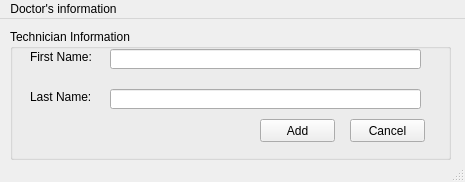
Above: Screens/Admin AddTechnician.ui from RaahimHash/DBMS-Project-UHU-Clinic before the change. Below: the same form after it.
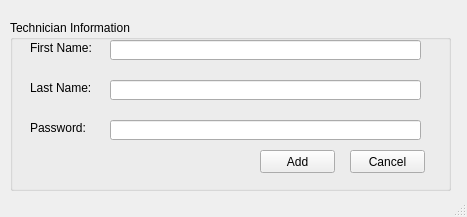
That is the form after the change.

What changed in the file:
```diff
--- a/Screens/Admin AddTechnician.ui
+++ b/Screens/Admin AddTechnician.ui
@@ -6,8 +6,8 @@
    <rect>
     <x>0</x>
     <y>0</y>
-    <width>465</width>
-    <height>182</height>
+    <width>467</width>
+    <height>217</height>
    </rect>
   </property>
   <property name="windowTitle">
@@ -18,9 +18,9 @@
     <property name="geometry">
      <rect>
       <x>10</x>
-      <y>10</y>
+      <y>20</y>
       <width>441</width>
-      <height>131</height>
+      <height>171</height>
      </rect>
     </property>
     <property name="title">
@@ -69,7 +69,7 @@
      <property name="geometry">
       <rect>
        <x>250</x>
-       <y>90</y>
+       <y>130</y>
        <width>75</width>
        <height>23</height>
       </rect>
@@ -82,7 +82,7 @@
      <property name="geometry">
       <rect>
        <x>340</x>
-       <y>90</y>
+       <y>130</y>
        <width>75</width>
        <height>23</height>
       </rect>
@@ -104,24 +104,37 @@
       <bool>false</bool>
      </property>
     </widget>
+    <widget class="QLabel" name="label_3">
+     <property name="geometry">
+      <rect>
+       <x>20</x>
+       <y>100</y>
+       <width>81</width>
+       <height>16</height>
+      </rect>
+     </property>
+     <property name="text">
+      <string>Password:</string>
+     </property>
+    </widget>
+    <widget class="QLineEdit" name="linePassword">
+     <property name="geometry">
+      <rect>
+       <x>100</x>
+       <y>100</y>
+       <width>311</width>
+       <height>20</height>
+      </rect>
+     </property>
+     <property name="echoMode">
+      <enum>QLineEdit::Password</enum>
+     </property>
+     <property name="readOnly">
+      <bool>false</bool>
+     </property>
+    </widget>
    </widget>
   </widget>
-  <widget class="QMenuBar" name="menubar">
-   <property name="geometry">
-    <rect>
-     <x>0</x>
-     <y>0</y>
-     <width>465</width>
-     <height>21</height>
-    </rect>
-   </property>
-   <widget class="QMenu" name="menuScreen7">
-    <property name="title">
-     <string>Doctor's information</string>
-    </property>
-   </widget>
-   <addaction name="menuScreen7"/>
-  </widget>
   <widget class="QStatusBar" name="statusbar"/>
  </widget>
  <resources/>
```
Left out of the diff: 5 changed lines with no effect on the pictures.
